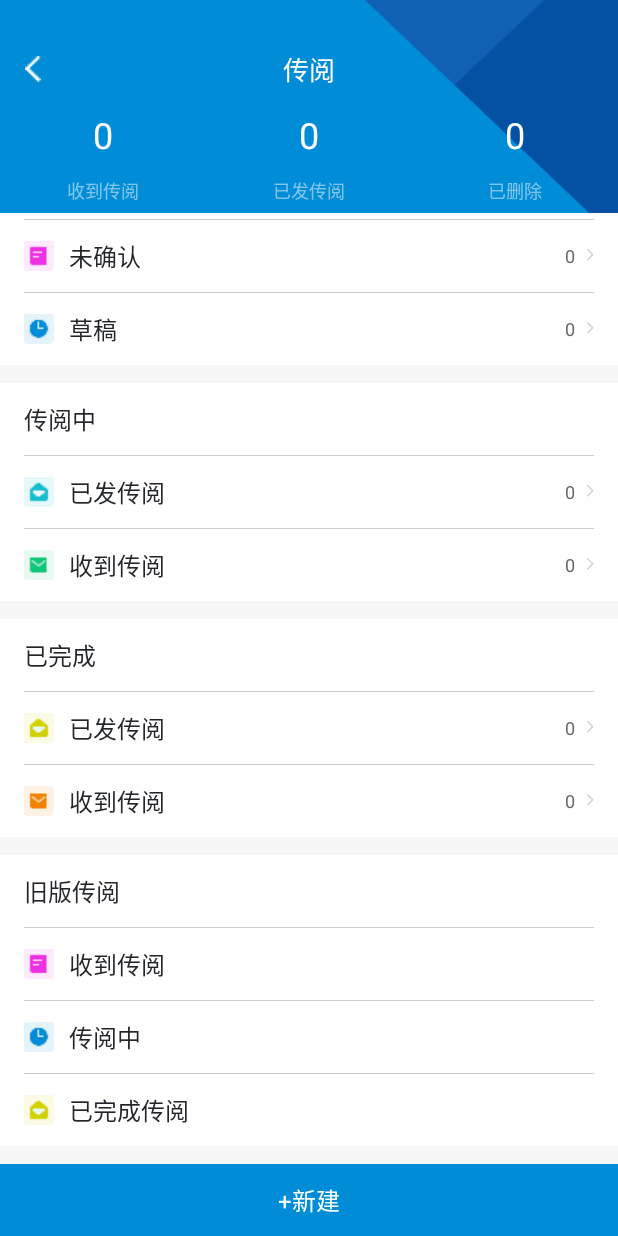
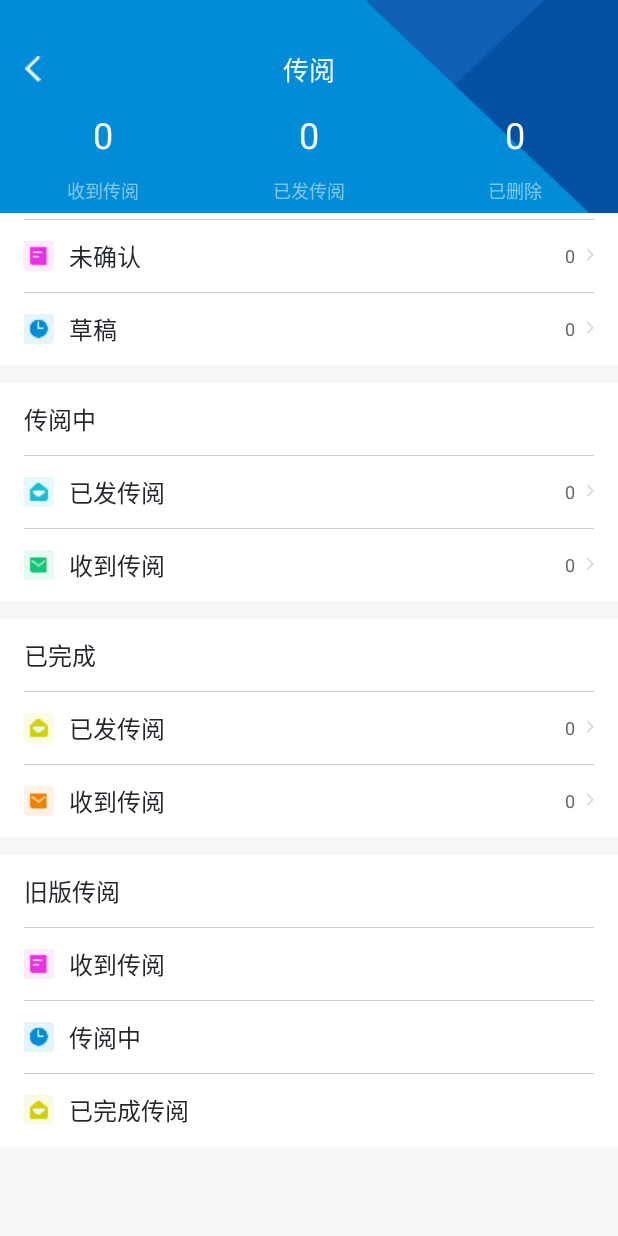
Before and after one commit to seed-age/circulate-android, an Android app: the ChuanYueActivity screen opened directly, with no data from a screen before it, scrolled down 104 dp, on a phone screen of 412 x 824 dp. Run offline under Robolectric (Android 15) with nearby library versions, the phone set to English and light mode, and no system bars; libraries missing offline, so code that uses them is left out: com.alibaba.android, com.unnamed.b, com.zzhoujay.richtext; pictures from the network do not load.

Commit message:
隐藏新建传阅入口

```diff
--- a/circulate/src/main/res/layout/activity_circulate.xml
+++ b/circulate/src/main/res/layout/activity_circulate.xml
@@ -633,6 +633,7 @@
             android:onClick="onClick"
             android:textColor="@color/colorWhite"
             android:textSize="@dimen/sp_16"
-            android:gravity="center"/>
+            android:gravity="center"
+            android:visibility="gone"/>
     </FrameLayout>
 </LinearLayout>
```
